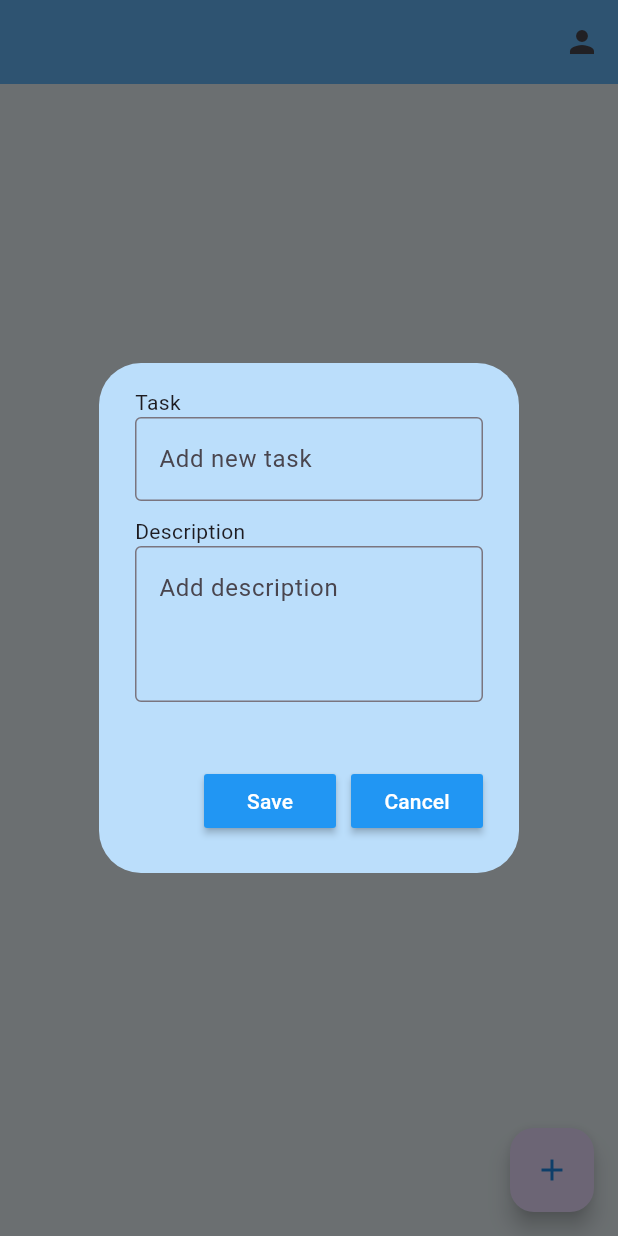
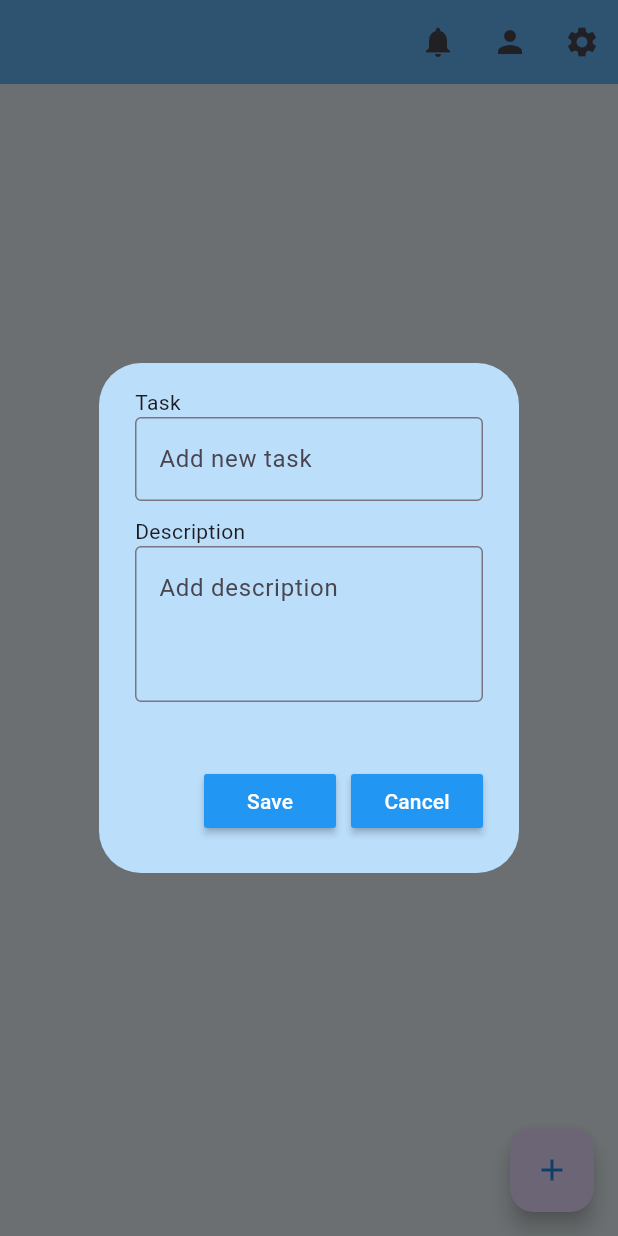
Before and after one commit to khanheric2003/flutter-intern-practice, a Flutter app: the screen it shows once a user with an empty profile is signed in, after a tap on the "add" icon, on a phone screen of 412 x 824 dp. Run offline on Flutter 3.47's test engine with Material 3 defaults, Android fonts, the phone set to English and light mode, and no system bars; our stand-ins replace cloud_firestore, firebase_auth, firebase_core, firebase_messaging, flutter_slidable; missing offline and left inert: firebase_ui_auth, firebase_ui_oauth_google; accounts and stored records are empty.

Commit message:
added temp notification and setting

```diff
--- a/lib/main.dart
+++ b/lib/main.dart
@@ -2,6 +2,7 @@ import 'package:flutter/material.dart';
 import 'package:firebase_core/firebase_core.dart';
 import 'app.dart';
 import '../../firebase_options.dart';
+import 'package:firebase_messaging/firebase_messaging.dart';
 
 // TODO(codelab user): Get API key
 const clientId = 'YOUR_CLIENT_ID';
@@ -11,6 +12,17 @@ void main() async {
   await Firebase.initializeApp(
     options: DefaultFirebaseOptions.currentPlatform,
   );
+  final messaging = FirebaseMessaging.instance;
 
+  // request to notification access
+  final settings = await messaging.requestPermission(
+    alert: true,
+    announcement: false,
+    badge: true,
+    carPlay: false,
+    criticalAlert: false,
+    provisional: false,
+    sound: true,
+    );
   runApp(const MyApp());
 }
--- a/lib/pages/home.dart
+++ b/lib/pages/home.dart
@@ -3,8 +3,10 @@ import 'package:flutter/material.dart';
 import 'package:task_manager/util/dialog_box.dart';
 import 'package:task_manager/util/task_tile.dart';
 import 'package:cloud_firestore/cloud_firestore.dart';
+import 'setting.dart';
+import 'package:firebase_auth/firebase_auth.dart';
 
-import 'package:firebase_auth/firebase_auth.dart';
+import '../util/reminder.dart';
 
 class HomeScreen extends StatefulWidget {
   const HomeScreen({super.key});
@@ -67,6 +69,10 @@ class _HomeScreenState extends State<HomeScreen> {
         backgroundColor: Colors.blue[300],
         actions: [
           IconButton(
+            icon: Icon(Icons.notifications),
+            onPressed: () => setReminder(context),
+          ),
+          IconButton(
             icon: const Icon(Icons.person),
             onPressed: () {
               Navigator.push(
@@ -95,7 +101,17 @@ class _HomeScreenState extends State<HomeScreen> {
                 ),
               );
             },
-          )
+          ),
+          // setting buttons set here,
+          IconButton(
+            icon: Icon(Icons.settings),
+            onPressed: () {
+              Navigator.push(
+                context,
+                MaterialPageRoute(builder: (context) => SettingsScreen()),
+              );
+            },
+          ),
         ],
         automaticallyImplyLeading: false,
       ),
--- a/pubspec.yaml
+++ b/pubspec.yaml
@@ -17,6 +17,7 @@ dependencies:
   flutter_slidable: ^1.2.0
   firebase_storage: ^11.6.9
   cloud_firestore: ^4.17.3
+  firebase_messaging: ^14.9.2
 
 dev_dependencies:
   flutter_test:
```
Also changed, not shown: lib/pages/setting.dart (added, +28 -0 lines), lib/util/reminder.dart (added, +71 -0 lines), lib/firebase_options.dart, pubspec.lock, 2 other files.
